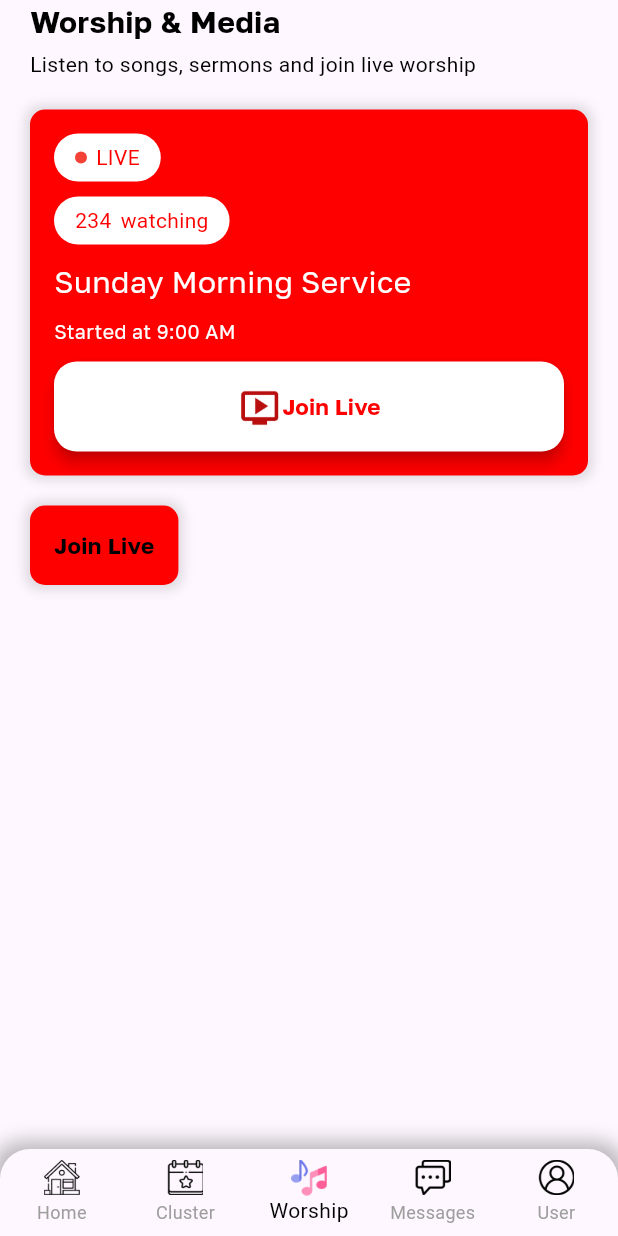
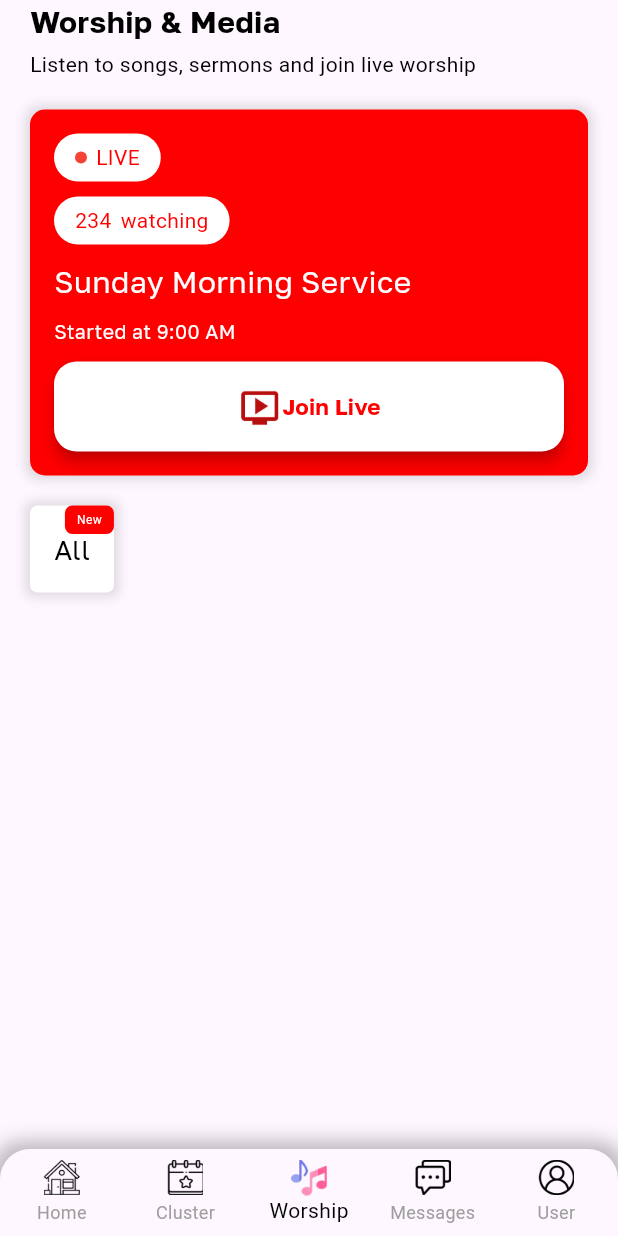
Before and after one commit to PhilipNzube/bcci_platform, a Flutter app: the screen it shows after launch, item 3 of the bottom bar chosen, on a phone screen of 412 x 824 dp. Run offline on Flutter 3.47's test engine with Material 3 defaults, Android fonts, the light colour scheme and no system bars; our stand-ins replace carousel_slider, connectivity_plus, flutter_secure_storage, shared_preferences.

Commit message:
update worship_page.dart

```diff
--- a/lib/presentation/screens/worship_page/worship_page.dart
+++ b/lib/presentation/screens/worship_page/worship_page.dart
@@ -203,11 +203,13 @@ class _WorshipPageState extends State<WorshipPage>
                         ),
                       ),
                       Gap(20),
+                      Stack(
+                        children: [
                           Container(
                             padding: const EdgeInsets.all(16),
                             decoration: BoxDecoration(
-                          color: Color(0xFFFF0000),
-                          borderRadius: BorderRadius.circular(10),
+                              color: Colors.white,
+                              borderRadius: BorderRadius.circular(5),
                               boxShadow: [
                                 BoxShadow(
                                   color: Colors.black12,
@@ -217,13 +219,35 @@ class _WorshipPageState extends State<WorshipPage>
                               ],
                             ),
                             child: Text(
-                          "Join Live",
+                              "All",
                               style: const TextStyle(
-                            fontSize: 15,
+                                fontSize: 18,
                                 fontFamily: 'GolosText',
-                            fontWeight: FontWeight.bold,
                               ),
                             ),
+                          ),
+                          Positioned(
+                            top: 0,
+                            right: 0,
+                            child: Container(
+                              padding: const EdgeInsets.symmetric(
+                                vertical: 4,
+                                horizontal: 8,
+                              ),
+                              decoration: BoxDecoration(
+                                color: Color(0xFFFF0000),
+                                borderRadius: BorderRadius.circular(5),
+                              ),
+                              child: const Text(
+                                "New",
+                                style: TextStyle(
+                                  fontSize: 8,
+                                  color: Colors.white,
+                                ),
+                              ),
+                            ),
+                          ),
+                        ],
                       ),
                       Gap(10),
                     ],
```
Lines whose indentation alone changed are shown as unchanged.
